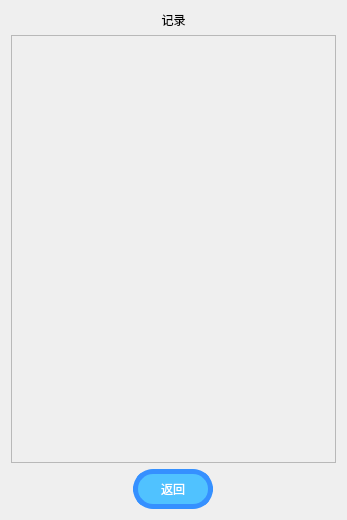
Above: ui_class/record_window.ui from reflux18d/MaiGO before the change. Below: the same form after it.
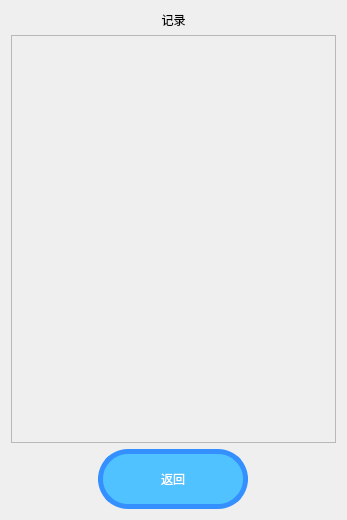
That is the form after the change.

```diff
--- a/ui_class/record_window.ui
+++ b/ui_class/record_window.ui
@@ -53,7 +53,7 @@
           <x>0</x>
           <y>0</y>
           <width>325</width>
-          <height>423</height>
+          <height>403</height>
          </rect>
         </property>
        </widget>
@@ -73,19 +73,19 @@
        </property>
        <property name="minimumSize">
         <size>
-         <width>80</width>
-         <height>40</height>
+         <width>150</width>
+         <height>60</height>
         </size>
        </property>
        <property name="maximumSize">
         <size>
-         <width>80</width>
-         <height>40</height>
+         <width>150</width>
+         <height>60</height>
         </size>
        </property>
        <property name="styleSheet">
         <string notr="true">font: 14pt &quot;黑体&quot;;
-border-radius: 20px;      /* 圆角半径（像素） */
+border-radius: 30px;      /* 圆角半径（像素） */
     background-color:rgb(80, 194, 255);
     color: white;             /* 文字颜色 */
     border: 5px solid rgb(53, 144, 255); /* 边框样式 */</string>
```
